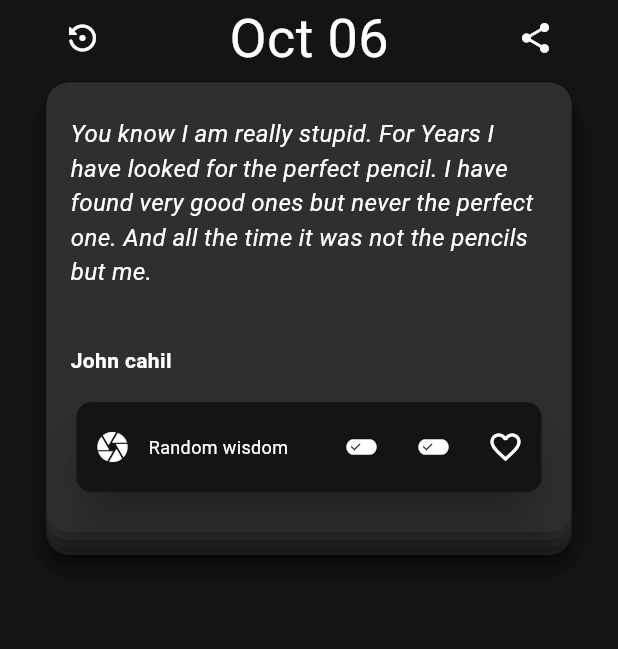
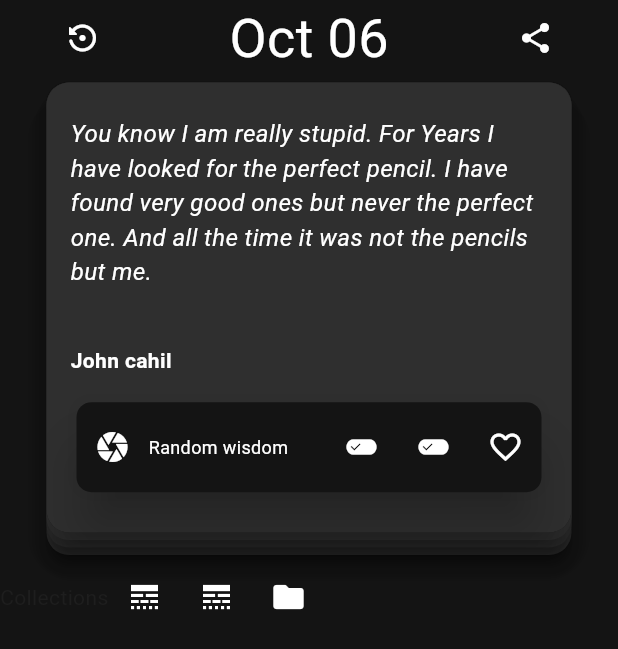
Before and after one commit to BetelTagesse/inspirational_quotes_app, a Flutter app: the screen it shows after launch, on a phone screen of 412 x 824 dp. Shown: the top 649 px of the screen. Run offline on Flutter 3.47's test engine with Material 3 defaults, Android fonts, the light colour scheme and no system bars.

Commit message:
pages done

```diff
--- a/lib/pages/home_page.dart
+++ b/lib/pages/home_page.dart
@@ -1,5 +1,6 @@
 import 'package:flutter/material.dart';
 import 'package:inspirational_quotes_app/pages/components/category_functionality_section.dart';
+import 'package:inspirational_quotes_app/pages/components/collections_heading.dart';
 
 import 'package:inspirational_quotes_app/pages/components/quote_section.dart';
 import 'package:inspirational_quotes_app/pages/components/top_column.dart';
@@ -18,6 +19,7 @@ class HomePage extends StatelessWidget {
               'You know I am really stupid. For Years I have looked for the perfect pencil. I have found very good ones but never the perfect one. And all the time it was not the pencils but me.',
           author: 'John cahil',
         ),
+        CollectionsHeading(),
       ],
     ));
   }
```
